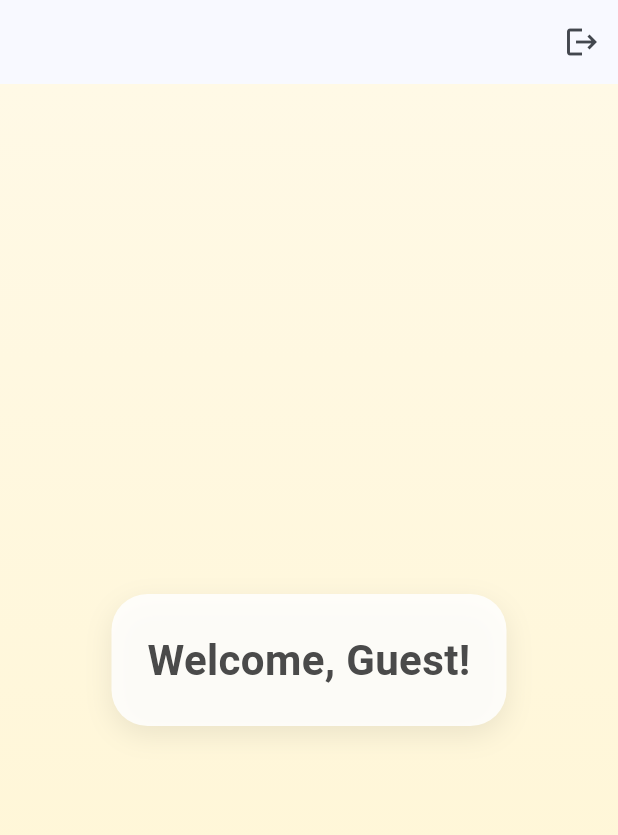
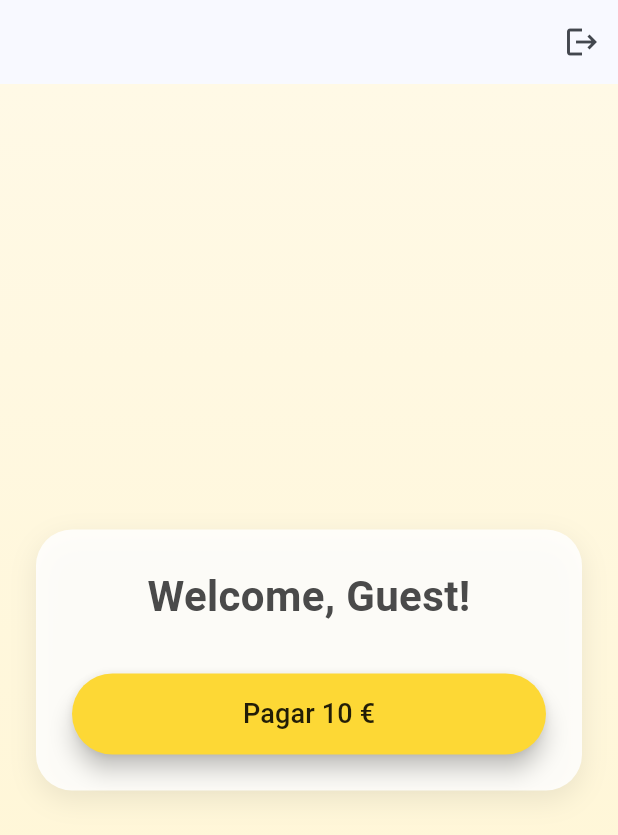
Before and after one commit to arnau-romero-hazas/easyPay, a Flutter app: the HomeScreen screen opened by its route, on a phone screen of 412 x 824 dp. Shown: the top 835 px of the screen. Run offline on Flutter 3.47's test engine with Material 3 defaults, Android fonts, the phone set to English and light mode, and no system bars; our stand-ins replace shared_preferences; missing offline and left inert: flutter_stripe; accounts and stored records are empty.

```diff
--- a/frontend/lib/screens/home_screen.dart
+++ b/frontend/lib/screens/home_screen.dart
@@ -1,5 +1,9 @@
 import 'package:flutter/material.dart';
+import 'package:flutter/foundation.dart'; // Para kIsWeb
 import 'package:shared_preferences/shared_preferences.dart';
+import 'package:flutter_stripe/flutter_stripe.dart';
+import 'package:http/http.dart' as http;
+import 'dart:convert';
 
 class HomeScreen extends StatelessWidget {
   final String username;
@@ -10,17 +14,39 @@ class HomeScreen extends StatelessWidget {
     final prefs = await SharedPreferences.getInstance();
     await prefs.remove('token');
 
-    // Ensure the widget is still mounted before using the context
     if (!context.mounted) return;
+    Navigator.of(context).pushNamedAndRemoveUntil('/', (route) => false);
+  }
 
-    // Navigate to the root route and remove all previous routes
-    Navigator.of(context).pushNamedAndRemoveUntil('/', (route) => false);
+  Future<void> makePayment() async {
+    try {
+      final response = await http.post(
+        Uri.parse('http://localhost:3000/api/payments/create-payment-intent'),
+        headers: {'Content-Type': 'application/json'},
+        body: jsonEncode({'amount': 1000, 'currency': 'eur'}), // 10€
+      );
+
+      final json = jsonDecode(response.body);
+      final clientSecret = json['clientSecret'];
+
+      await Stripe.instance.initPaymentSheet(
+        paymentSheetParameters: SetupPaymentSheetParameters(
+          paymentIntentClientSecret: clientSecret,
+          merchantDisplayName: 'easyPay',
+        ),
+      );
+
+      await Stripe.instance.presentPaymentSheet();
+    } catch (e) {
+      debugPrint('Payment failed: $e'); // Mejor práctica
+    }
   }
 
   @override
   Widget build(BuildContext context) {
     final Color backgroundStart = const Color(0xFFFFF9E6);
     final Color backgroundEnd = const Color(0xFFFFF5D1);
+    final Color primaryButtonColor = const Color(0xFFFDD835);
 
     return Scaffold(
       appBar: AppBar(
@@ -59,7 +85,10 @@ class HomeScreen extends StatelessWidget {
               ],
             ),
             constraints: const BoxConstraints(maxWidth: 400),
-            child: Text(
+            child: Column(
+              mainAxisSize: MainAxisSize.min,
+              children: [
+                Text(
                   'Welcome, $username!',
                   style: const TextStyle(
                     fontSize: 28,
@@ -68,6 +97,31 @@ class HomeScreen extends StatelessWidget {
                   ),
                   textAlign: TextAlign.center,
                 ),
+                const SizedBox(height: 32),
+
+                // Mostrar botón de pago SOLO si no es Web
+                if (!kIsWeb)
+                  SizedBox(
+                    width: double.infinity,
+                    child: ElevatedButton(
+                      onPressed: makePayment,
+                      style: ElevatedButton.styleFrom(
+                        backgroundColor: primaryButtonColor,
+                        foregroundColor: Colors.black87,
+                        padding: const EdgeInsets.symmetric(vertical: 14),
+                        shape: RoundedRectangleBorder(
+                          borderRadius: BorderRadius.circular(30),
+                        ),
+                        elevation: 6,
+                      ),
+                      child: const Text(
+                        'Pagar 10 €',
+                        style: TextStyle(fontSize: 18),
+                      ),
+                    ),
+                  ),
+              ],
+            ),
           ),
         ),
       ),
--- a/frontend/pubspec.yaml
+++ b/frontend/pubspec.yaml
@@ -30,6 +30,7 @@ environment:
 dependencies:
   http: ^0.13.6
   shared_preferences: ^2.2.2
+  flutter_stripe: ^9.0.0
   flutter:
     sdk: flutter
 
```
Also changed, not shown: frontend/lib/main.dart (+15 -4 lines), frontend/pubspec.lock, 5 other files. Lines whose indentation alone changed are shown as unchanged.
